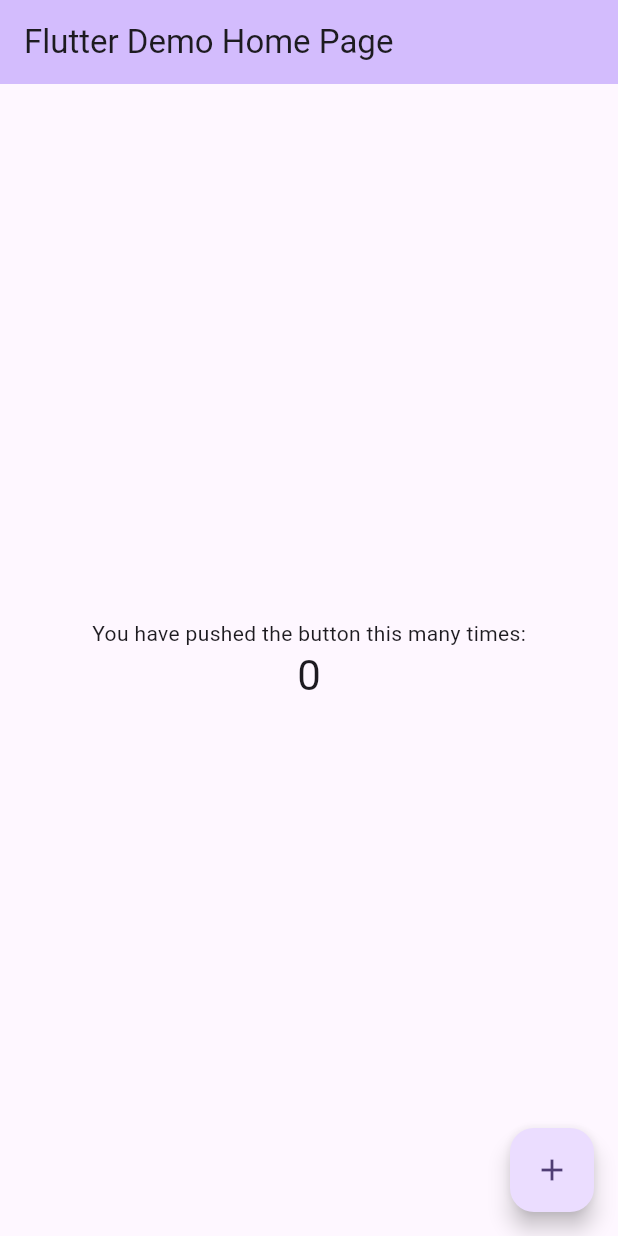
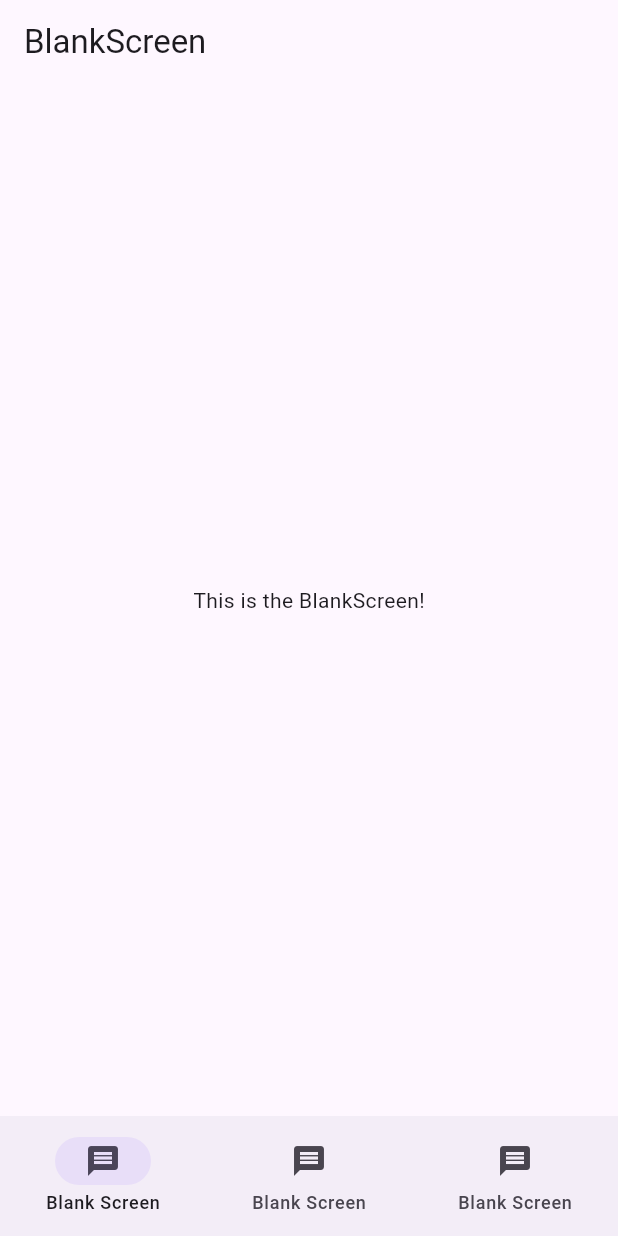
Before and after one commit to NV-Phong/PingMe, a Flutter app: the screen it shows after launch, on a phone screen of 412 x 824 dp. Run offline on Flutter 3.47's test engine with Material 3 defaults, Android fonts, the light colour scheme and no system bars.

Commit message:
FEAT - routes, navbar and widgets setup

```diff
--- /dev/null
+++ b/lib/layout/layout.dart
@@ -0,0 +1,19 @@
+import 'package:flutter/material.dart';
+import 'package:pingme/layout/navigationbar.dart';
+
+class Layout extends StatelessWidget {
+  final Widget body;
+
+  const Layout({super.key, required this.body});
+
+  @override
+  Widget build(BuildContext context) {
+    return Scaffold(
+      appBar: AppBar(
+        title: const Text('UI Engineer'),
+      ),
+      body: body, // Nội dung của mỗi trang
+      bottomNavigationBar: const Navigation(),
+    );
+  }
+}
--- /dev/null
+++ b/lib/layout/navigationbar.dart
@@ -0,0 +1,50 @@
+import 'package:flutter/material.dart';
+import 'package:pingme/screens/blank_screen.dart';
+
+class Navigation extends StatefulWidget {
+  const Navigation({super.key});
+
+  @override
+  State<Navigation> createState() => _NavigationState();
+}
+
+class _NavigationState extends State<Navigation> {
+  int currentPageIndex = 0;
+
+  final List<Widget> pages = [
+    const BlankScreen(),
+    const Center(child: Text('Messages Page')),
+  ];
+
+  @override
+  Widget build(BuildContext context) {
+    return Scaffold(
+      body: IndexedStack(
+        index: currentPageIndex,
+        children: pages,
+      ),
+      bottomNavigationBar: NavigationBar(
+        onDestinationSelected: (int index) {
+          setState(() {
+            currentPageIndex = index;
+          });
+        },
+        selectedIndex: currentPageIndex,
+        destinations: const <Widget>[
+          NavigationDestination(
+            icon: Icon(Icons.message),
+            label: 'Blank Screen',
+          ),
+          NavigationDestination(
+            icon: Icon(Icons.message),
+            label: 'Blank Screen',
+          ),
+          NavigationDestination(
+            icon: Icon(Icons.message),
+            label: 'Blank Screen',
+          ),
+        ],
+      ),
+    );
+  }
+}
--- a/lib/main.dart
+++ b/lib/main.dart
@@ -1,125 +1,27 @@
 import 'package:flutter/material.dart';
+import 'package:pingme/routes/home_route.dart';
 
-void main() {
-  runApp(const MyApp());
+Future<void> main() async {
+  runApp(const Main());
 }
 
-class MyApp extends StatelessWidget {
-  const MyApp({super.key});
+class Main extends StatelessWidget {
+  const Main({super.key});
 
-  // This widget is the root of your application.
   @override
   Widget build(BuildContext context) {
     return MaterialApp(
-      title: 'Flutter Demo',
-      theme: ThemeData(
-        // This is the theme of your application.
-        //
-        // TRY THIS: Try running your application with "flutter run". You'll see
-        // the application has a purple toolbar. Then, without quitting the app,
-        // try changing the seedColor in the colorScheme below to Colors.green
-        // and then invoke "hot reload" (save your changes or press the "hot
-        // reload" button in a Flutter-supported IDE, or press "r" if you used
-        // the command line to start the app).
-        //
-        // Notice that the counter didn't reset back to zero; the application
-        // state is not lost during the reload. To reset the state, use hot
-        // restart instead.
-        //
-        // This works for code too, not just values: Most code changes can be
-        // tested with just a hot reload.
-        colorScheme: ColorScheme.fromSeed(seedColor: Colors.deepPurple),
-        useMaterial3: true,
+      debugShowCheckedModeBanner: false,
+      title: 'PingMe',
+      initialRoute: '/',
+      routes: {
+        ...HomeRoutes.routes,
+      },
+      onUnknownRoute: (settings) => MaterialPageRoute(
+        builder: (context) => const Scaffold(
+          body: Center(child: Text('Route không tồn tại!')),
+        ),
       ),
-      home: const MyHomePage(title: 'Flutter Demo Home Page'),
     );
   }
 }
-
-class MyHomePage extends StatefulWidget {
-  const MyHomePage({super.key, required this.title});
-
-  // This widget is the home page of your application. It is stateful, meaning
-  // that it has a State object (defined below) that contains fields that affect
-  // how it looks.
-
-  // This class is the configuration for the state. It holds the values (in this
-  // case the title) provided by the parent (in this case the App widget) and
-  // used by the build method of the State. Fields in a Widget subclass are
-  // always marked "final".
-
-  final String title;
-
-  @override
-  State<MyHomePage> createState() => _MyHomePageState();
-}
-
-class _MyHomePageState extends State<MyHomePage> {
-  int _counter = 0;
-
-  void _incrementCounter() {
-    setState(() {
-      // This call to setState tells the Flutter framework that something has
-      // changed in this State, which causes it to rerun the build method below
-      // so that the display can reflect the updated values. If we changed
-      // _counter without calling setState(), then the build method would not be
-      // called again, and so nothing would appear to happen.
-      _counter++;
-    });
-  }
-
-  @override
-  Widget build(BuildContext context) {
-    // This method is rerun every time setState is called, for instance as done
-    // by the _incrementCounter method above.
-    //
-    // The Flutter framework has been optimized to make rerunning build methods
-    // fast, so that you can just rebuild anything that needs updating rather
-    // than having to individually change instances of widgets.
-    return Scaffold(
-      appBar: AppBar(
-        // TRY THIS: Try changing the color here to a specific color (to
-        // Colors.amber, perhaps?) and trigger a hot reload to see the AppBar
-        // change color while the other colors stay the same.
-        backgroundColor: Theme.of(context).colorScheme.inversePrimary,
-        // Here we take the value from the MyHomePage object that was created by
-        // the App.build method, and use it to set our appbar title.
-        title: Text(widget.title),
-      ),
-      body: Center(
-        // Center is a layout widget. It takes a single child and positions it
-        // in the middle of the parent.
-        child: Column(
-          // Column is also a layout widget. It takes a list of children and
-          // arranges them vertically. By default, it sizes itself to fit its
-          // children horizontally, and tries to be as tall as its parent.
-          //
-          // Column has various properties to control how it sizes itself and
-          // how it positions its children. Here we use mainAxisAlignment to
-          // center the children vertically; the main axis here is the vertical
-          // axis because Columns are vertical (the cross axis would be
-          // horizontal).
-          //
-          // TRY THIS: Invoke "debug painting" (choose the "Toggle Debug Paint"
-          // action in the IDE, or press "p" in the console), to see the
-          // wireframe for each widget.
-          mainAxisAlignment: MainAxisAlignment.center,
-          children: <Widget>[
-            const Text(
-              'You have pushed the button this many times:',
-            ),
-            Text(
-              '$_counter',
-              style: Theme.of(context).textTheme.headlineMedium,
-            ),
-          ],
-        ),
-      ),
-      floatingActionButton: FloatingActionButton(
-        onPressed: _incrementCounter,
-        tooltip: 'Increment',
-        child: const Icon(Icons.add),
-      ), // This trailing comma makes auto-formatting nicer for build methods.
-    );
-  }
-}
--- /dev/null
+++ b/lib/routes/home_route.dart
@@ -0,0 +1,9 @@
+import 'package:flutter/material.dart';
+import 'package:pingme/layout/layout.dart';
+import 'package:pingme/screens/blank_screen.dart';
+
+class HomeRoutes {
+  static final Map<String, WidgetBuilder> routes = {
+    '/': (context) => const Layout(body: BlankScreen()),
+  };
+}
--- /dev/null
+++ b/lib/screens/blank_screen.dart
@@ -0,0 +1,22 @@
+import 'package:flutter/material.dart';
+
+class BlankScreen extends StatefulWidget {
+  const BlankScreen({super.key});
+
+  @override
+  State<BlankScreen> createState() => _BlankScreenState();
+}
+
+class _BlankScreenState extends State<BlankScreen> {
+  @override
+  Widget build(BuildContext context) {
+    return Scaffold(
+      appBar: AppBar(
+        title: const Text('BlankScreen'),
+      ),
+      body: const Center(
+        child: Text('This is the BlankScreen!'),
+      ),
+    );
+  }
+}
```
Also changed, not shown: lib/widgets/button_widget.dart (added, +27 -0 lines), lib/widgets/gradient_background.dart (added, +30 -0 lines), 1 other file.
